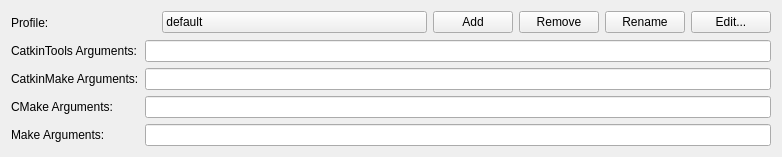
Above: src/project_manager/ros_catkin_tools_step.ui from ros-industrial/ros_qtc_plugin before the change. Below: the same form after it.
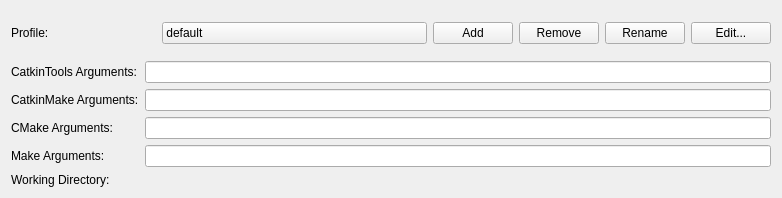
That is the form after the change. Custom widgets are drawn as their Qt base class.

Commit message: Add catkin tools partial build support

Patch:
```diff
--- a/src/project_manager/ros_catkin_tools_step.ui
+++ b/src/project_manager/ros_catkin_tools_step.ui
@@ -7,7 +7,7 @@
     <x>0</x>
     <y>0</y>
     <width>779</width>
-    <height>157</height>
+    <height>198</height>
    </rect>
   </property>
   <layout class="QVBoxLayout" name="verticalLayout">
@@ -181,11 +181,29 @@
       <item row="3" column="1">
        <widget class="QLineEdit" name="makeArgumentsLineEdit"/>
       </item>
+      <item row="4" column="0">
+       <widget class="QLabel" name="catkinToolsWorkingDirLabel">
+        <property name="text">
+         <string>Working Directory:</string>
+        </property>
+       </widget>
+      </item>
+      <item row="4" column="1">
+       <widget class="Utils::PathChooser" name="catkinToolsWorkingDirWidget" native="true"/>
+      </item>
      </layout>
     </widget>
    </item>
   </layout>
  </widget>
+ <customwidgets>
+  <customwidget>
+   <class>Utils::PathChooser</class>
+   <extends>QWidget</extends>
+   <header>utils/pathchooser.h</header>
+   <container>1</container>
+  </customwidget>
+ </customwidgets>
  <resources/>
  <connections/>
 </ui>
```
The commit also changes 3 other files.
